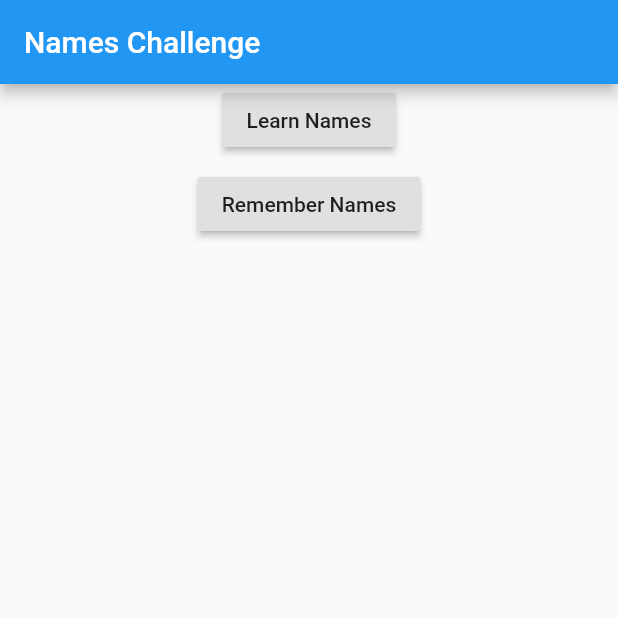
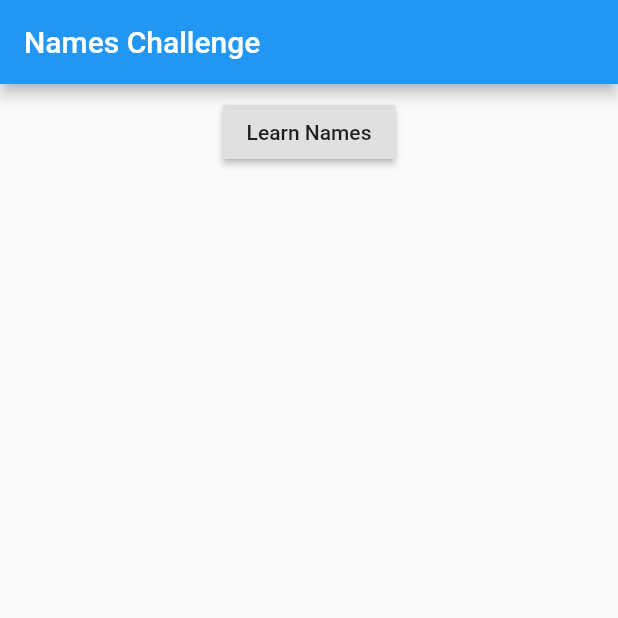
Before and after one commit to jonnyk20/names-challenge-app, a Flutter app: the screen it shows after launch, on a phone screen of 412 x 824 dp, the top half of it. Run offline on Flutter 3.47's test engine with Material 2 defaults, Android fonts, the phone set to English and light mode, and no system bars; our stand-ins replace flutter_redux, redux.

Commit message:
Adding action to start quiz

```diff
--- a/lib/main.dart
+++ b/lib/main.dart
@@ -1,7 +1,7 @@
 import 'package:flutter/material.dart';
 import 'src/app.dart';
 import 'package:redux/redux.dart';
-import './src/reducers/index.dart';
+import './src/reducers/reducers.dart';
 import './src/models/app_state_model.dart';
 
 void main() {
--- a/lib/src/actions/actions.dart
+++ b/lib/src/actions/actions.dart
@@ -6,3 +6,5 @@ class ChangeStatus {
 
   ChangeStatus(this.person, this.status);
 }
+
+class Meet {}
--- a/lib/src/screens/home.dart
+++ b/lib/src/screens/home.dart
@@ -1,7 +1,17 @@
 import 'package:flutter/material.dart';
+import 'package:flutter_redux/flutter_redux.dart';
+import '../models/app_state_model.dart';
+import '../actions/actions.dart';
 
 class Home extends StatelessWidget {
+  @override
   Widget build(BuildContext context) {
+    return StoreConnector<AppState, Map>(converter: (store) {
+      return {
+        'meet': () => store.dispatch(Meet()),
+        'activeListExists': store.state.activeDeck.personIds.length > 0,
+      };
+    }, builder: (context, props) {
       return Scaffold(
         appBar: AppBar(
           title: Text('Names Challenge'),
@@ -9,22 +19,38 @@ class Home extends StatelessWidget {
         body: Center(
           child: Column(
             children: <Widget>[
-            renderButton(context, 'Learn Names', '/meet'),
               Padding(
                 padding: EdgeInsets.only(bottom: 8.0),
               ),
-            renderButton(context, 'Remember Names', '/remember'),
+              renderStartButton(context, 'Learn Names', '/meet', props['meet']),
+              Padding(
+                padding: EdgeInsets.only(bottom: 8.0),
+              ),
+              props['activeListExists']
+                  ? renderReviewButton(context, 'Return to Quiz', '/remember')
+                  : Container(),
             ],
           ),
         ),
       );
+    });
   }
 
-  renderButton(context, text, route) {
+  Widget renderStartButton(context, text, route, action) {
     return RaisedButton(
       onPressed: () {
         // Navigate back to the first screen by popping the current route
         // off the stack
+        action();
+        Navigator.pushNamed(context, route);
+      },
+      child: Text(text),
+    );
+  }
+
+  Widget renderReviewButton(context, text, route) {
+    return RaisedButton(
+      onPressed: () {
         Navigator.pushNamed(context, route);
       },
       child: Text(text),
```
Also changed, not shown: lib/src/reducers/reducers.dart (renamed from lib/src/reducers/index.dart, +10 -2 lines), lib/src/screens/meet.dart (+17 -11 lines). Lines whose indentation alone changed are shown as unchanged.
